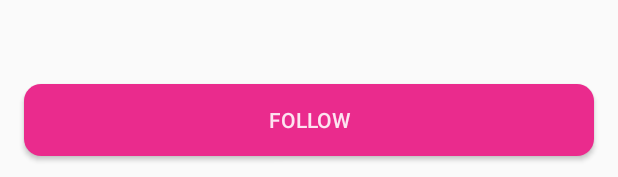
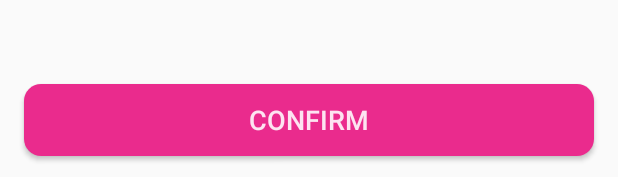
Before and after one commit to Bytefinex/CryptoApp, an Android app: the layout dialog_follow.xml on its own in the app's theme, with its tools: preview values and no code run, on a phone screen of 412 x 824 dp. Shown: the part 1056-1233 px from the top of the screen. Run offline under Robolectric (Android 15) with nearby library versions, the phone set to English and light mode, and no system bars; network calls fail.

Commit message:
asd
Signed-off-by: Eugene Sorokin <jeksor.cover@gmail.com>

```diff
--- a/easyinvest-mobile/app/src/main/java/com/easyinvest/ui/TraderDetailsActivity.kt
+++ b/easyinvest-mobile/app/src/main/java/com/easyinvest/ui/TraderDetailsActivity.kt
@@ -138,7 +138,7 @@ class TraderDetailsActivity : AppCompatActivity() {
 
         compositeDisposable.add(Feature.followState(trader.id)
             .subscribe { isFollowed ->
-                headerFollowButton.text = if (isFollowed) "Unfollow" else "Follow\n 10\$ / month"
+                headerFollowButton.text = if (isFollowed) "Unfollow" else "Follow"
                 headerFollowButton.setOnClickListener {
                     if (isFollowed) {
                         Toast.makeText(
@@ -153,8 +153,10 @@ class TraderDetailsActivity : AppCompatActivity() {
                 }
 
                 if (isFollowed) {
+                    rateLabel.visibility = View.GONE
                     description.text = if (trader.profitPercentage > 0) "Horray, your wealth are growing!" else "Sorry, looks like that week was not lucky!"
                 } else {
+                    rateLabel.visibility = View.VISIBLE
                     description.text = if (trader.profitPercentage > 0) "Follow ${trader.name} and increase your money. If you have followed him month ago, you current ${availableToInvestMoney} would be ${(availableToInvestMoney * trader.profitPercentage / 100)}" else "Check this guy on the next week, I promise he will try harder!"
                 }
             })
--- a/easyinvest-mobile/app/src/main/res/layout/dialog_follow.xml
+++ b/easyinvest-mobile/app/src/main/res/layout/dialog_follow.xml
@@ -99,7 +99,8 @@
         android:layout_marginStart="16dp"
         android:layout_marginEnd="16dp"
         android:layout_marginBottom="16dp"
-        android:text="Follow"
+        android:textSize="18dp"
+        android:text="Confirm"
         android:textColor="@color/white87"
         app:layout_constraintBottom_toBottomOf="parent"
         app:layout_constraintEnd_toEndOf="parent"
```
Also changed, not shown: easyinvest-mobile/app/src/main/res/layout/trader_header.xml (+16 -0 lines).
